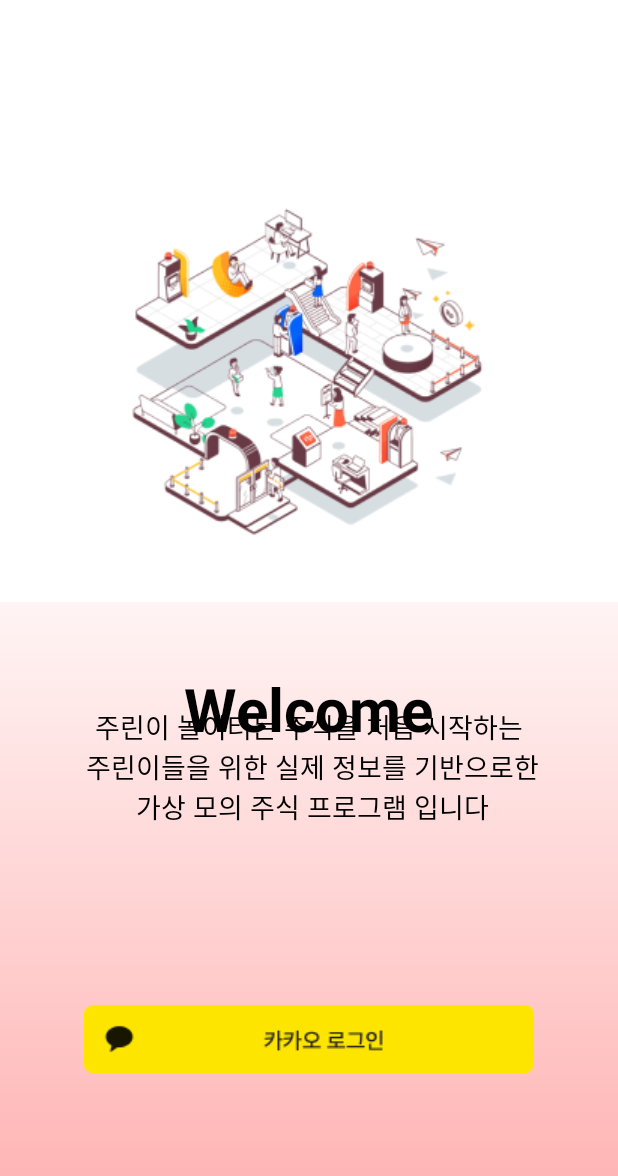
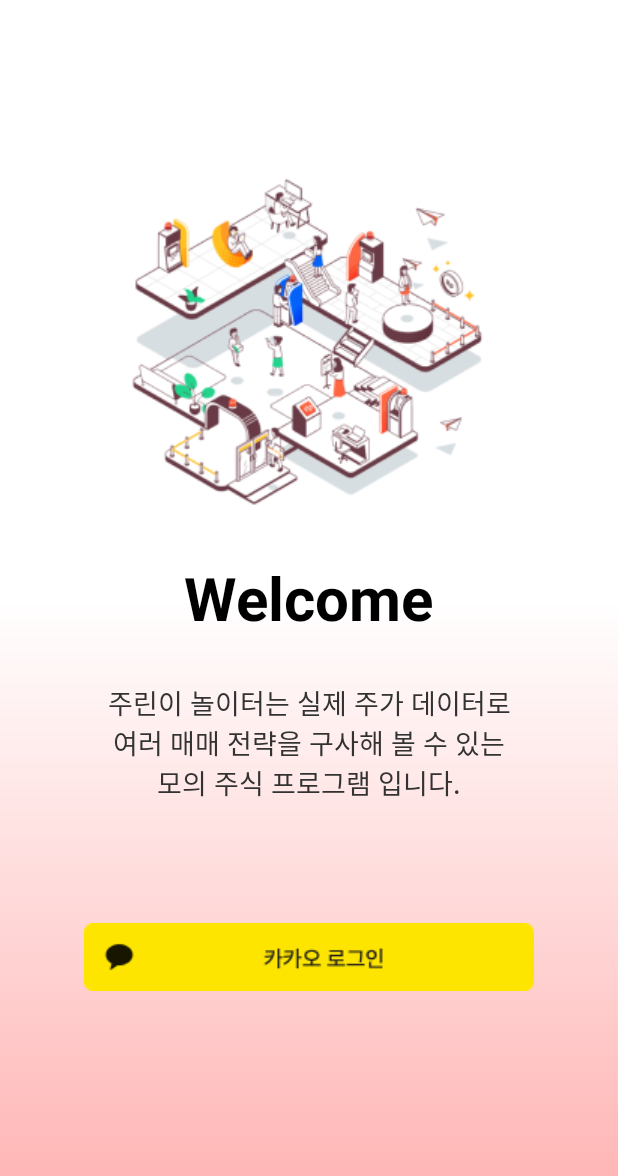
Before and after one commit to Cjsghkd/JoorinPlayground, an Android app: the layout activity_login.xml on its own in the app's theme, with its tools: preview values and no code run, on a phone screen of 412 x 824 dp. Shown: the top 1176 px of the screen. Run offline under Robolectric (Android 15) with nearby library versions, the phone set to English and light mode, and no system bars.

Commit message:
Login XML_revision

```diff
--- /dev/null
+++ b/app/src/main/res/drawable/bg_button.xml
@@ -0,0 +1,5 @@
+<?xml version="1.0" encoding="utf-8"?>
+<shape  android:shape="rectangle" xmlns:android="http://schemas.android.com/apk/res/android">
+    <solid android:color="@color/btn_color" />
+    <corners android:radius="5dp" />
+</shape>
--- a/app/src/main/res/drawable/gradient.xml
+++ b/app/src/main/res/drawable/gradient.xml
@@ -1,9 +1,8 @@
 <?xml version="1.0" encoding="utf-8"?>
-<shape
-    xmlns:android="http://schemas.android.com/apk/res/android">
+<shape xmlns:android="http://schemas.android.com/apk/res/android">
     <gradient
         android:angle="270"
-        android:type="linear"
-        android:startColor="#FFF4F4"
-        android:endColor="#FFAFAF" />
+        android:endColor="@color/gradient_end"
+        android:startColor="@color/gradient_start"
+        android:type="linear" />
 </shape>
--- a/app/src/main/res/layout/activity_login.xml
+++ b/app/src/main/res/layout/activity_login.xml
@@ -1,44 +1,49 @@
 <?xml version="1.0" encoding="utf-8"?>
-<LinearLayout xmlns:android="http://schemas.android.com/apk/res/android"
+<FrameLayout
+    xmlns:android="http://schemas.android.com/apk/res/android"
     xmlns:app="http://schemas.android.com/apk/res-auto"
     xmlns:tools="http://schemas.android.com/tools"
     android:layout_width="match_parent"
     android:layout_height="match_parent"
-    android:orientation="vertical"
     tools:context=".Login">
 
+    <View
+        android:layout_width="match_parent"
+        android:layout_height="match_parent"
+        android:layout_marginTop="400dp"
+        android:background="@drawable/gradient" />
+
+    <LinearLayout
+        android:layout_width="match_parent"
+        android:layout_height="match_parent"
+        android:orientation="vertical">
 
         <ImageView
             android:id="@+id/bg_login"
             android:layout_width="wrap_content"
             android:layout_height="wrap_content"
             android:layout_gravity="center"
-        android:layout_marginTop="120dp"
+            android:layout_marginTop="100dp"
             android:src="@drawable/ic_login_background" />
 
-    <FrameLayout
-        android:layout_marginTop="20dp"
-        android:layout_width="match_parent"
-        android:background="@drawable/gradient"
-        android:layout_height="match_parent">
+
         <TextView
-        android:layout_marginBottom="140dp"
-        android:textColor="@color/black"
             android:layout_width="wrap_content"
             android:layout_height="wrap_content"
             android:layout_gravity="center"
+            android:layout_marginTop="10dp"
             android:text="@string/welcome"
+            android:textColor="@color/black"
             android:textSize="40sp"
-        android:textStyle="bold"
-        app:layout_constraintTop_toBottomOf="@id/bg_login" />
+            android:textStyle="bold" />
 
         <TextView
-        android:textColor="@color/black"
             android:layout_width="match_parent"
             android:layout_height="wrap_content"
-        android:layout_marginTop="70dp"
+            android:layout_marginTop="30dp"
             android:gravity="center"
             android:text="@string/description"
+            android:textColor="@color/gray"
             android:textSize="18sp" />
 
         <ImageView
@@ -52,6 +57,6 @@
             app:layout_constraintEnd_toEndOf="parent"
             app:layout_constraintStart_toStartOf="parent" />
 
+    </LinearLayout>
+
 </FrameLayout>
-
-</LinearLayout>
--- a/app/src/main/res/values/colors.xml
+++ b/app/src/main/res/values/colors.xml
@@ -7,4 +7,8 @@
     <color name="teal_700">#FF018786</color>
     <color name="black">#FF000000</color>
     <color name="white">#FFFFFFFF</color>
+    <color name="gradient_start">#FFFFFF</color>
+    <color name="gradient_end">#FFAFAF</color>
+    <color name="gray">#323232</color>
+    <color name="btn_color">#FFE1E1</color>
 </resources>
--- a/app/src/main/res/values/strings.xml
+++ b/app/src/main/res/values/strings.xml
@@ -1,5 +1,6 @@
 <resources>
     <string name="app_name">주린이 놀이터</string>
     <string name="welcome">Welcome</string>
-    <string name="description">주린이 놀이터는 주식을 처음 시작하는\n 주린이들을 위한 실제 정보를 기반으로한\n 가상 모의 주식 프로그램 입니다</string>
+    <string name="description">주린이 놀이터는 실제 주가 데이터로\n여러 매매 전략을 구사해 볼 수 있는\n모의 주식 프로그램 입니다.</string>
+    <string name="rank">자산 랭킹</string>
 </resources>
```
Also changed, not shown: app/src/main/AndroidManifest.xml (+6 -5 lines), app/src/main/java/com/gonyan2ee/stockproject/Mypage.kt (added, +11 -0 lines), app/src/main/java/com/gonyan2ee/stockproject/Rank.kt (added, +11 -0 lines), app/src/main/res/layout/activity_mypage.xml (added, +9 -0 lines), app/src/main/res/layout/activity_rank.xml (added, +24 -0 lines). Lines whose indentation alone changed are shown as unchanged.
